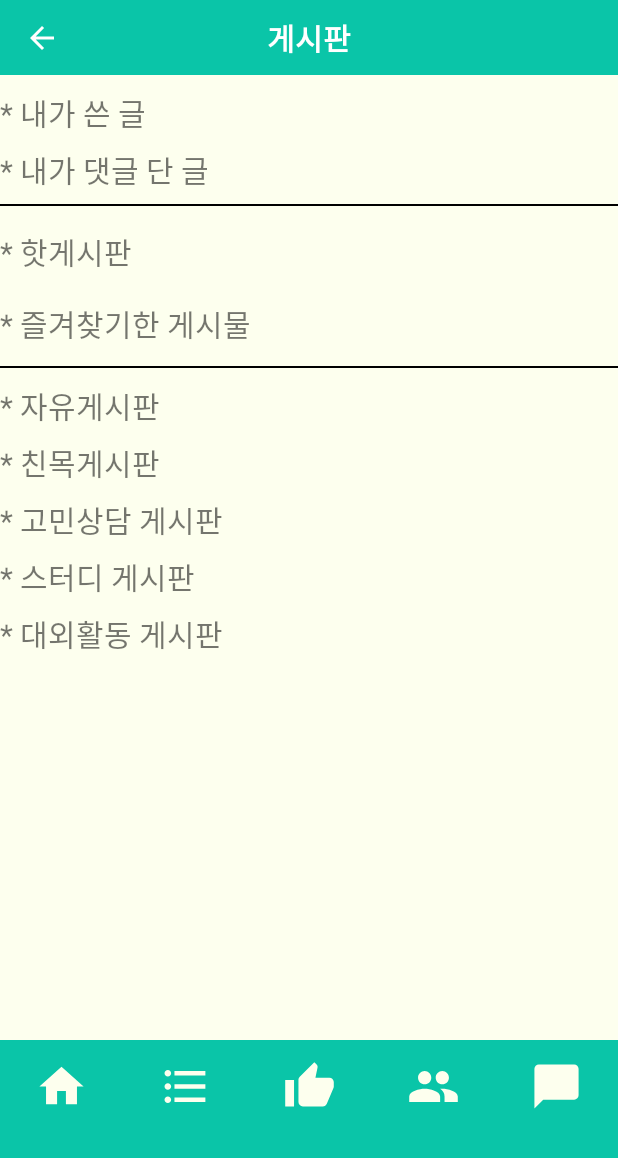
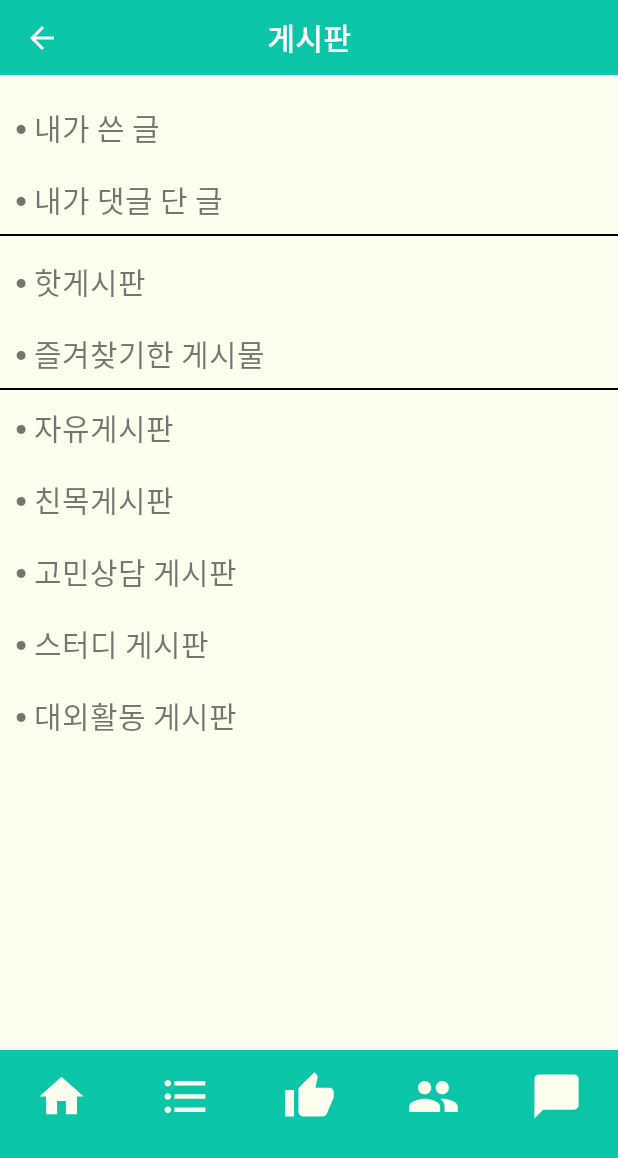
Before and after one commit to OlangTeam/My_Olang, an Android app: the layout activity_boardview_view.xml on its own in the app's theme, with its tools: preview values and no code run, on a phone screen of 412 x 824 dp. Shown: the top 1158 px of the screen. Run offline under Robolectric (Android 15) with nearby library versions, the light colour scheme and no system bars.

Commit message:
상희3차_스크롤뷰 추가 & board수정

```diff
--- a/app/src/main/res/layout/activity_boardview_view.xml
+++ b/app/src/main/res/layout/activity_boardview_view.xml
@@ -37,35 +37,38 @@
             android:layout_width="match_parent"
             android:layout_height="wrap_content"
             android:layout_marginTop="10dp"
+            android:layout_marginLeft="10dp"
             android:orientation="vertical">
 
             <TextView
                 android:id="@+id/mywrite"
+                android:layout_marginTop="10dp"
                 android:layout_marginBottom="8dp"
                 android:layout_width="match_parent"
                 android:layout_height="wrap_content"
-                android:text="* 내가 쓴 글"
+                android:text="⦁ 내가 쓴 글"
                 android:textSize="20dp" />
 
             <TextView
                 android:id="@+id/mycommand"
                 android:layout_width="match_parent"
                 android:layout_height="wrap_content"
+                android:layout_marginTop="10dp"
                 android:layout_marginBottom="8dp"
-                android:text="* 내가 댓글 단 글"
+                android:text="⦁ 내가 댓글 단 글"
                 android:textSize="20dp" />
+        </LinearLayout>
 
     <View
         android:background="#000000"
         android:layout_width="match_parent"
         android:layout_height="2px"/>
 
-        </LinearLayout>
-
         <LinearLayout
             android:layout_marginTop="5dp"
             android:layout_width="match_parent"
             android:layout_height="wrap_content"
+            android:layout_marginLeft="10dp"
             android:orientation="vertical">
 
             <TextView
@@ -74,7 +77,7 @@
                 android:layout_height="wrap_content"
                 android:layout_marginTop="10dp"
                 android:layout_marginBottom="8dp"
-                android:text="* 핫게시판"
+                android:text="⦁ 핫게시판"
                 android:textSize="20dp" />
 
             <TextView
@@ -83,69 +86,72 @@
                 android:layout_height="wrap_content"
                 android:layout_marginTop="10dp"
                 android:layout_marginBottom="8dp"
-                android:text="* 즐겨찾기한 게시물"
+                android:text="⦁ 즐겨찾기한 게시물"
                 android:textSize="20dp" />
 
+        </LinearLayout>
+
     <View
-                android:layout_marginTop="5dp"
         android:background="#000000"
         android:layout_width="match_parent"
         android:layout_height="2px"/>
 
-        </LinearLayout>
-
-
         <LinearLayout
                 android:layout_width="match_parent"
                 android:layout_height="wrap_content"
+                android:layout_marginLeft="10dp"
                 android:orientation="vertical">
 
                 <TextView
                     android:id="@+id/freedom"
                     android:layout_width="match_parent"
+                    android:layout_height="wrap_content"
                     android:layout_marginTop="10dp"
-                    android:layout_height="wrap_content"
                     android:layout_marginBottom="8dp"
-                    android:text="* 자유게시판"
+                    android:text="⦁ 자유게시판"
                     android:textSize="20dp" />
 
                 <TextView
                     android:id="@+id/friendbord"
                     android:layout_width="match_parent"
                     android:layout_height="wrap_content"
+                    android:layout_marginTop="10dp"
                     android:layout_marginBottom="8dp"
-                    android:text="* 친목게시판"
+                    android:text="⦁ 친목게시판"
                     android:textSize="20dp" />
 
                 <TextView
                     android:id="@+id/thiking"
                     android:layout_width="match_parent"
                     android:layout_height="wrap_content"
+                    android:layout_marginTop="10dp"
                     android:layout_marginBottom="8dp"
-                    android:text="* 고민상담 게시판"
+                    android:text="⦁ 고민상담 게시판"
                     android:textSize="20dp" />
 
                 <TextView
                     android:id="@+id/study"
                     android:layout_width="match_parent"
                     android:layout_height="wrap_content"
+                    android:layout_marginTop="10dp"
                     android:layout_marginBottom="8dp"
-                    android:text="* 스터디 게시판"
+                    android:text="⦁ 스터디 게시판"
                     android:textSize="20dp" />
 
                 <TextView
                     android:id="@+id/international"
                     android:layout_width="match_parent"
                     android:layout_height="wrap_content"
+                    android:layout_marginTop="10dp"
                     android:layout_marginBottom="8dp"
-                    android:text="* 대외활동 게시판"
+                    android:text="⦁ 대외활동 게시판"
                     android:textSize="20dp" />
             </LinearLayout>
 
         <LinearLayout
             android:layout_width="match_parent"
             android:layout_height="match_parent"
-            android:layout_marginTop="248dp"
+            android:layout_marginTop="200dp"
             android:background="#0ac5a8">
 
             <Button
--- a/app/src/main/res/layout/activity_postview_view.xml
+++ b/app/src/main/res/layout/activity_postview_view.xml
@@ -41,6 +41,10 @@
 
     </FrameLayout>
 
+    <ScrollView
+        android:layout_width="match_parent"
+        android:layout_height="match_parent"
+        android:fillViewport="true">
 
         <LinearLayout
             android:layout_width="match_parent"
@@ -167,4 +171,5 @@
 
             </LinearLayout>
         </LinearLayout>
+    </ScrollView>
 </LinearLayout>
```
Also changed, not shown: app/src/main/res/layout/activity_postlistview_view.xml (+12 -1 lines). Lines whose indentation alone changed are shown as unchanged.
